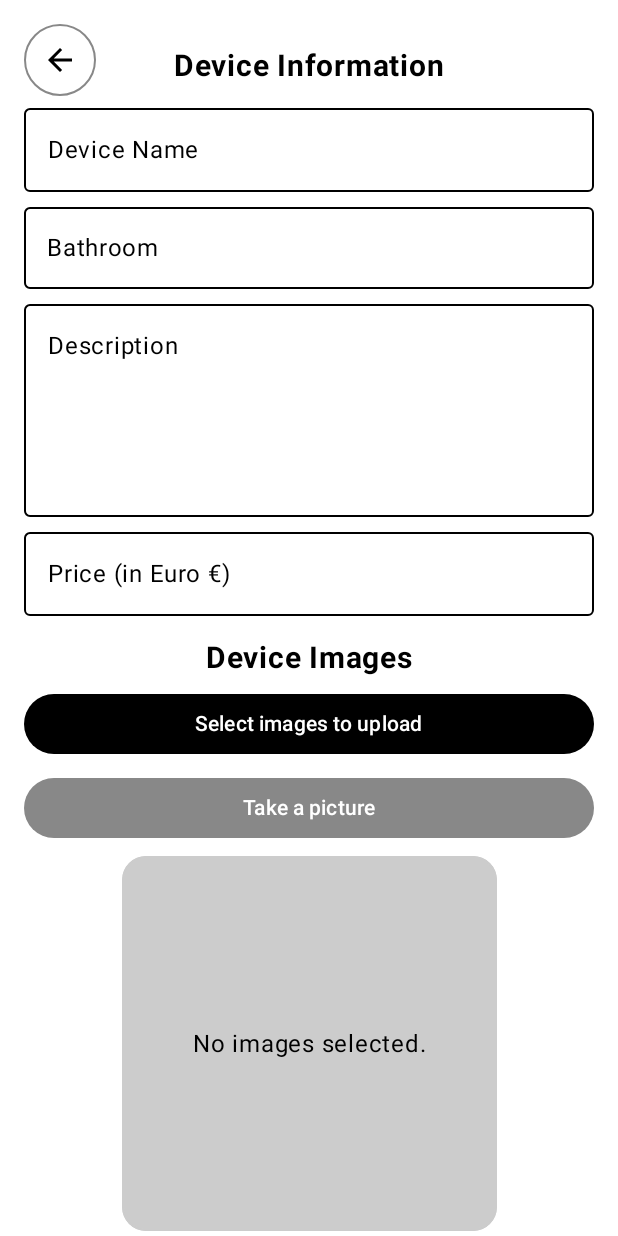
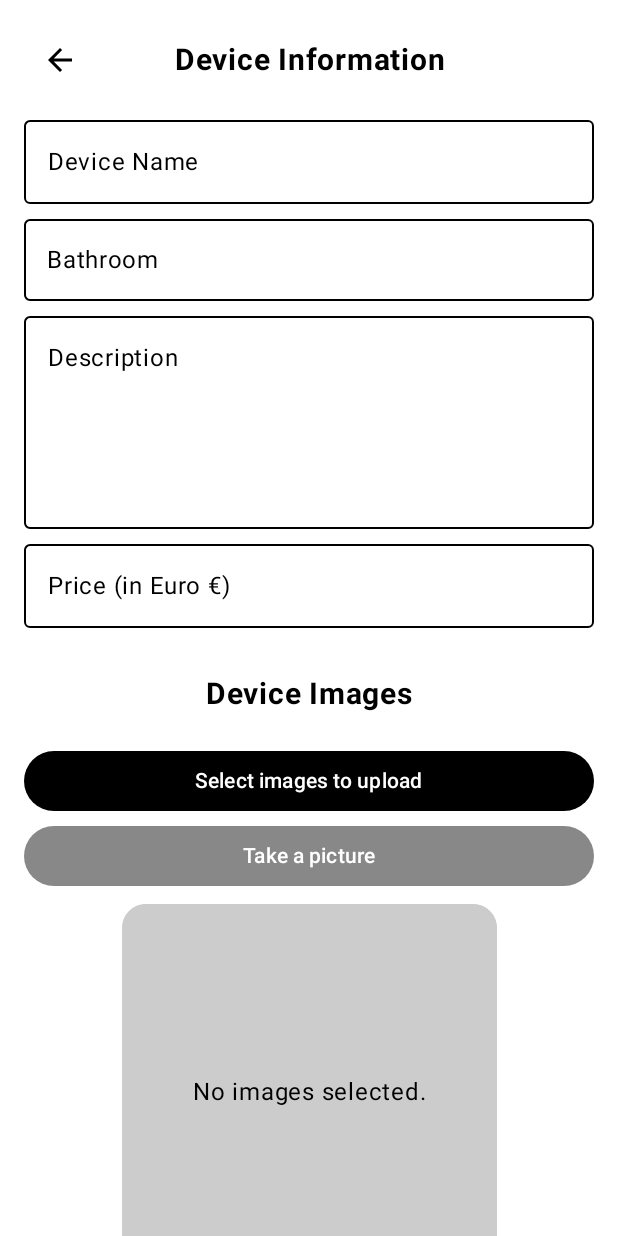
Before and after one commit to vervoortkobe/mobdev_renting_app, an Android app built with Jetpack Compose: the @Preview function AddDevicePagePreview, on a phone screen of 412 x 824 dp. Run offline under Robolectric (Android 15) with nearby library versions, the phone set to English and light mode, and no system bars.

Commit message:
Feat: Update styling AddDevicePage

```diff
--- a/app/src/main/java/edu/ap/mobiledevrentingapp/addDevice/AddDevicePage.kt
+++ b/app/src/main/java/edu/ap/mobiledevrentingapp/addDevice/AddDevicePage.kt
@@ -14,6 +14,7 @@ import androidx.compose.foundation.clickable
 import androidx.compose.foundation.layout.Arrangement
 import androidx.compose.foundation.layout.Box
 import androidx.compose.foundation.layout.Column
+import androidx.compose.foundation.layout.Row
 import androidx.compose.foundation.layout.Spacer
 import androidx.compose.foundation.layout.fillMaxSize
 import androidx.compose.foundation.layout.fillMaxWidth
@@ -24,7 +25,6 @@ import androidx.compose.foundation.lazy.LazyRow
 import androidx.compose.foundation.lazy.itemsIndexed
 import androidx.compose.foundation.lazy.rememberLazyListState
 import androidx.compose.foundation.rememberScrollState
-import androidx.compose.foundation.shape.CircleShape
 import androidx.compose.foundation.shape.RoundedCornerShape
 import androidx.compose.foundation.text.KeyboardOptions
 import androidx.compose.foundation.verticalScroll
@@ -109,9 +109,31 @@ fun AddDevicePage(navController: NavController) {
                 .fillMaxSize()
                 .padding(16.dp)
         ) {
-            Spacer(modifier = Modifier.height(16.dp))
-
-            Text("Device Information", fontSize = 20.sp, fontWeight = FontWeight.Bold, color = Color.Black)
+            Row(
+                modifier = Modifier.fillMaxWidth(),
+                horizontalArrangement = Arrangement.SpaceBetween,
+                verticalAlignment = Alignment.CenterVertically
+            ) {
+                IconButton(
+                    onClick = { navController.popBackStack() },
+                    modifier = Modifier.size(48.dp)
+                ) {
+                    Icon(
+                        imageVector = Icons.AutoMirrored.Filled.ArrowBack,
+                        contentDescription = "Back",
+                        tint = Color.Black
+                    )
+                }
+                Text(
+                    "Device Information",
+                    fontSize = 20.sp,
+                    fontWeight = FontWeight.Bold,
+                    color = Color.Black,
+                    modifier = Modifier.weight(1f),
+                    textAlign = TextAlign.Center
+                )
+                Spacer(modifier = Modifier.size(48.dp))
+            }
 
             Spacer(modifier = Modifier.height(8.dp))
 
@@ -163,11 +185,11 @@ fun AddDevicePage(navController: NavController) {
                 )
             )
 
-            Spacer(modifier = Modifier.height(16.dp))
+            Spacer(modifier = Modifier.height(32.dp))
 
             Text("Device Images", fontSize = 20.sp, fontWeight = FontWeight.Bold, color = Color.Black)
 
-            Spacer(modifier = Modifier.height(8.dp))
+            Spacer(modifier = Modifier.height(22.dp))
 
             Button(
                 onClick = { galleryLauncher.launch("image/*") },
@@ -177,9 +199,11 @@ fun AddDevicePage(navController: NavController) {
                 Text("Select images to upload", color = Color.White)
             }
 
+            Spacer(modifier = Modifier.height(2.dp))
+
             Button(
                 onClick = { cameraLauncher.launch() },
-                modifier = Modifier.fillMaxWidth().padding(top = 8.dp),
+                modifier = Modifier.fillMaxWidth(),
                 colors = ButtonDefaults.buttonColors(containerColor = Color.Gray)
             ) {
                 Text("Take a picture", color = Color.White)
@@ -333,21 +357,6 @@ fun AddDevicePage(navController: NavController) {
 
             Spacer(modifier = Modifier.height(8.dp))
         }
-
-        IconButton(
-            onClick = { navController.popBackStack() },
-            modifier = Modifier
-                .padding(16.dp)
-                .size(48.dp)
-                .background(Color.White, CircleShape)
-                .border(1.dp, Color.Gray, CircleShape)
-        ) {
-            Icon(
-                imageVector = Icons.AutoMirrored.Filled.ArrowBack,
-                contentDescription = "Back",
-                tint = Color.Black
-            )
-        }
     }
 }
 
```
Also changed, not shown: app/src/main/java/edu/ap/mobiledevrentingapp/deviceDetails/DeviceDetailsPage.kt (+45 -0 lines).
